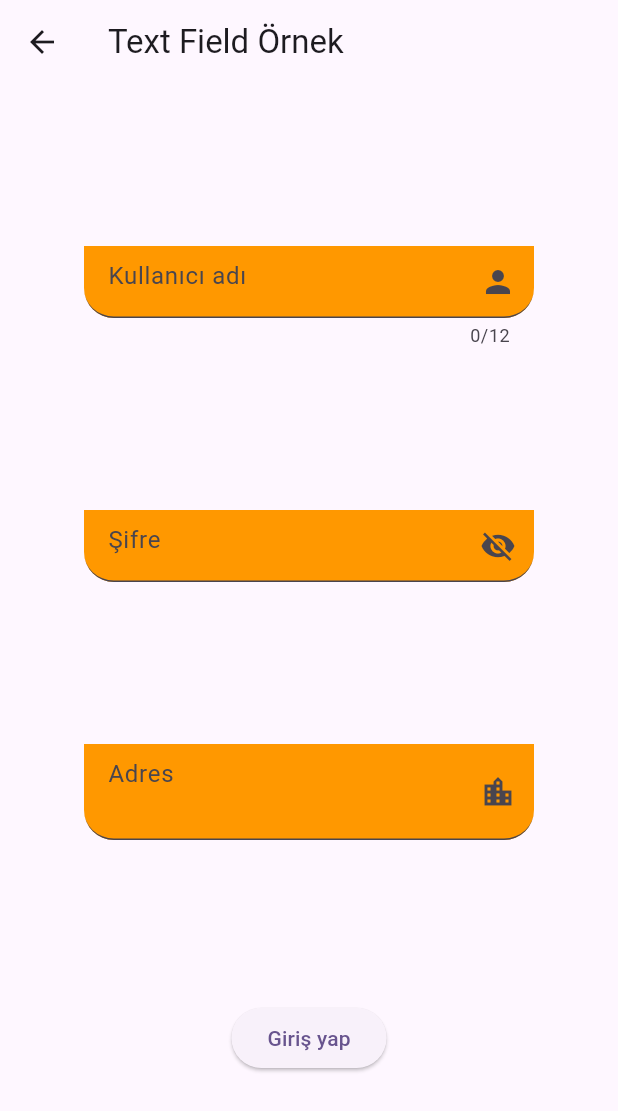
After one commit to ahmetbalaman/flutter_egitim_paketi, a Flutter app: the TextFieldExample screen opened directly, on a phone screen of 412 x 824 dp. The commit adds this screen. Shown: the top 1111 px of the screen. Run offline on Flutter 3.47's test engine with Material 3 defaults, Android fonts, the phone set to English and light mode, and no system bars.

Commit message:
Third Lesson Added

```diff
--- /dev/null
+++ b/lib/components/snackbar_component.dart
@@ -0,0 +1,13 @@
+import 'package:flutter/material.dart';
+
+ScaffoldFeatureController<SnackBar, SnackBarClosedReason> showSnackBar(
+    BuildContext context,
+    {required String content,
+    required Color renk}) {
+  return ScaffoldMessenger.of(context).showSnackBar(SnackBar(
+    backgroundColor: renk,
+    content: Text(content),
+    duration: Duration(seconds: 2),
+    showCloseIcon: true,
+  ));
+}
--- /dev/null
+++ b/lib/examples/textfield_example.dart
@@ -0,0 +1,171 @@
+import 'dart:developer';
+
+import 'package:flutter/material.dart';
+
+import '../components/snackbar_component.dart';
+
+class TextFieldExample extends StatefulWidget {
+  const TextFieldExample({super.key});
+
+  @override
+  State<TextFieldExample> createState() => _TextFieldExampleState();
+}
+
+class _TextFieldExampleState extends State<TextFieldExample> {
+  late TextEditingController controlKullaniciAdi;
+  late TextEditingController controlSifre;
+  late TextEditingController controlAdres;
+
+  bool isObscure = true;
+  @override
+  void initState() {
+    log("Sayfa başladı");
+    super.initState();
+
+    controlKullaniciAdi = TextEditingController();
+    controlSifre = TextEditingController();
+    controlAdres = TextEditingController();
+  }
+
+  @override
+  void dispose() {
+    super.dispose();
+    log("Sayfa kapandı");
+    controlKullaniciAdi.dispose();
+    controlSifre.dispose();
+    controlAdres.dispose();
+  }
+
+  @override
+  Widget build(BuildContext context) {
+    return Scaffold(
+      appBar: AppBar(
+        title: const Text("Text Field Örnek"),
+      ),
+      body: Center(
+        child: Column(
+          mainAxisAlignment: MainAxisAlignment.spaceEvenly,
+          children: [
+            kullaniciAdiTextBox(),
+            sifreTextBox(),
+            adresTextBox(),
+            girisYapButon(context)
+          ],
+        ),
+      ),
+    );
+  }
+
+  ElevatedButton girisYapButon(BuildContext context) {
+    return ElevatedButton(
+        onPressed: () {
+          if (controlKullaniciAdi.text == "admin" &&
+              controlSifre.text == "123") {
+            showSnackBar(context,
+                content: "Giriş Başarılı", renk: Colors.green);
+            Navigator.pushReplacement(context,
+                MaterialPageRoute(builder: (context) => WelcomePage()));
+          } else {
+            showSnackBar(context, content: "Giriş başarısız", renk: Colors.red);
+          }
+        },
+        child: Text("Giriş yap"));
+  }
+
+  SizedBox adresTextBox() {
+    return SizedBox(
+      width: 300,
+      child: TextField(
+        textInputAction: TextInputAction.done,
+        keyboardType: TextInputType.multiline,
+        minLines: 2,
+        maxLines: 4,
+        controller: controlAdres,
+        decoration: const InputDecoration(
+          filled: true,
+          fillColor: Colors.orange,
+          suffixIcon: Icon(Icons.location_city),
+          iconColor: Colors.red,
+          border: UnderlineInputBorder(
+              borderRadius: BorderRadius.vertical(bottom: Radius.circular(20))),
+
+          hintText: "Adres",
+          //labelText: "Kullanıcı adı",
+          labelStyle: TextStyle(
+              color: Colors.red, fontSize: 20, fontWeight: FontWeight.bold),
+        ),
+      ),
+    );
+  }
+
+  SizedBox sifreTextBox() {
+    return SizedBox(
+      width: 300,
+      child: TextField(
+        textInputAction: TextInputAction.next,
+        obscureText: isObscure,
+        controller: controlSifre,
+        decoration: InputDecoration(
+          filled: true,
+          fillColor: Colors.orange,
+          suffixIcon: IconButton(
+              onPressed: () {
+                setState(() {
+                  isObscure = !isObscure;
+                });
+              },
+              icon: Icon(!isObscure ? Icons.visibility : Icons.visibility_off)),
+          iconColor: Colors.red,
+          border: UnderlineInputBorder(
+              borderRadius: BorderRadius.vertical(bottom: Radius.circular(20))),
+
+          hintText: "Şifre",
+          //labelText: "Kullanıcı adı",
+          labelStyle: TextStyle(
+              color: Colors.red, fontSize: 20, fontWeight: FontWeight.bold),
+        ),
+      ),
+    );
+  }
+
+  SizedBox kullaniciAdiTextBox() => SizedBox(
+        width: 300,
+        child: TextField(
+          textInputAction: TextInputAction.next,
+          autocorrect: false,
+          keyboardType: TextInputType.name,
+          controller: controlKullaniciAdi,
+          maxLength: 12,
+          decoration: const InputDecoration(
+            filled: true,
+            fillColor: Colors.orange,
+            suffixIcon: Icon(Icons.person),
+            iconColor: Colors.red,
+            border: UnderlineInputBorder(
+                borderRadius:
+                    BorderRadius.vertical(bottom: Radius.circular(20))),
+
+            hintText: "Kullanıcı adı",
+            //labelText: "Kullanıcı adı",
+            labelStyle: TextStyle(
+                color: Colors.red, fontSize: 20, fontWeight: FontWeight.bold),
+          ),
+        ),
+      );
+}
+
+class WelcomePage extends StatelessWidget {
+  const WelcomePage({super.key});
+
+  @override
+  Widget build(BuildContext context) {
+    return Scaffold(
+      appBar: AppBar(
+        title: const Text("Hoşgeldiniz"),
+      ),
+      body: Center(
+        child: Text("Hoşgeldiniz"),
+      ),
+    );
+  }
+}
```
Also changed, not shown: lib/examples/alertdialog_example.dart (added, +59 -0 lines), lib/examples/datetimepicker_example.dart (added, +66 -0 lines), lib/examples/showmodalbottomsheet_example.dart (added, +58 -0 lines), lib/examples/snackbar_example.dart (added, +54 -0 lines), lib/examples/textformfield_example.dart (added, +81 -0 lines), lib/main.dart (+7 -1 lines).
